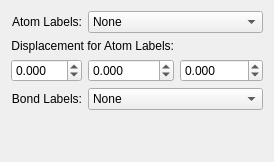
cryos/avogadro, file libavogadro/src/engines/labelsettingswidget.ui: the form before one commit.
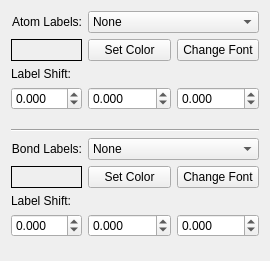
The form after the commit.

Commit message: Improved UI of labelsettingswidget; now will compile with unmodified OB (without new label type)

What changed in the file:
```diff
--- a/libavogadro/src/engines/labelsettingswidget.ui
+++ b/libavogadro/src/engines/labelsettingswidget.ui
@@ -6,8 +6,8 @@
    <rect>
     <x>0</x>
     <y>0</y>
-    <width>274</width>
-    <height>162</height>
+    <width>270</width>
+    <height>261</height>
    </rect>
   </property>
   <property name="sizeIncrement">
@@ -17,18 +17,18 @@
    </size>
   </property>
   <layout class="QGridLayout">
-   <item row="0" column="0">
-    <widget class="QLabel" name="label">
-     <property name="text">
-      <string>Atom Labels:</string>
+   <item row="11" column="1">
+    <spacer>
+     <property name="orientation">
+      <enum>Qt::Vertical</enum>
      </property>
-     <property name="textFormat">
-      <enum>Qt::AutoText</enum>
+     <property name="sizeHint" stdset="0">
+      <size>
+       <width>20</width>
+       <height>40</height>
+      </size>
      </property>
-     <property name="alignment">
-      <set>Qt::AlignRight|Qt::AlignTrailing|Qt::AlignVCenter</set>
-     </property>
-    </widget>
+    </spacer>
    </item>
    <item row="0" column="1" colspan="2">
     <widget class="QComboBox" name="atomType">
@@ -107,36 +107,7 @@
      </item>
     </widget>
    </item>
-   <item row="5" column="1">
-    <spacer>
-     <property name="orientation">
-      <enum>Qt::Vertical</enum>
-     </property>
-     <property name="sizeHint" stdset="0">
-      <size>
-       <width>20</width>
-       <height>40</height>
-      </size>
-     </property>
-    </spacer>
-   </item>
-   <item row="2" column="0" colspan="2">
-    <widget class="QLabel" name="originLabel">
-     <property name="enabled">
-      <bool>true</bool>
-     </property>
-     <property name="text">
-      <string>Displacement for Atom Labels:</string>
-     </property>
-     <property name="textFormat">
-      <enum>Qt::AutoText</enum>
-     </property>
-     <property name="alignment">
-      <set>Qt::AlignRight|Qt::AlignTrailing|Qt::AlignVCenter</set>
-     </property>
-    </widget>
-   </item>
-   <item row="3" column="0">
+   <item row="4" column="0">
     <widget class="QDoubleSpinBox" name="xDisplSpinBox">
      <property name="enabled">
       <bool>true</bool>
@@ -155,23 +126,7 @@
      </property>
     </widget>
    </item>
-   <item row="3" column="1">
-    <widget class="QDoubleSpinBox" name="yDisplSpinBox">
-     <property name="enabled">
-      <bool>true</bool>
-     </property>
-     <property name="decimals">
-      <number>3</number>
-     </property>
-     <property name="minimum">
-      <double>-99.989999999999995</double>
-     </property>
-     <property name="singleStep">
-      <double>0.020000000000000</double>
-     </property>
-    </widget>
-   </item>
-   <item row="3" column="2">
+   <item row="4" column="2">
     <widget class="QDoubleSpinBox" name="zDisplSpinBox">
      <property name="enabled">
       <bool>true</bool>
@@ -187,8 +142,14 @@
      </property>
     </widget>
    </item>
-   <item row="4" column="0">
+   <item row="7" column="0">
     <widget class="QLabel" name="label_2">
+     <property name="sizePolicy">
+      <sizepolicy hsizetype="Minimum" vsizetype="Preferred">
+       <horstretch>0</horstretch>
+       <verstretch>0</verstretch>
+      </sizepolicy>
+     </property>
      <property name="text">
       <string>Bond Labels:</string>
      </property>
@@ -200,7 +161,42 @@
      </property>
     </widget>
    </item>
-   <item row="4" column="1" colspan="2">
+   <item row="4" column="1">
+    <widget class="QDoubleSpinBox" name="yDisplSpinBox">
+     <property name="enabled">
+      <bool>true</bool>
+     </property>
+     <property name="decimals">
+      <number>3</number>
+     </property>
+     <property name="minimum">
+      <double>-99.989999999999995</double>
+     </property>
+     <property name="singleStep">
+      <double>0.020000000000000</double>
+     </property>
+    </widget>
+   </item>
+   <item row="0" column="0">
+    <widget class="QLabel" name="label">
+     <property name="sizePolicy">
+      <sizepolicy hsizetype="Minimum" vsizetype="Preferred">
+       <horstretch>0</horstretch>
+       <verstretch>0</verstretch>
+      </sizepolicy>
+     </property>
+     <property name="text">
+      <string>Atom Labels:</string>
+     </property>
+     <property name="textFormat">
+      <enum>Qt::AutoText</enum>
+     </property>
+     <property name="alignment">
+      <set>Qt::AlignRight|Qt::AlignTrailing|Qt::AlignVCenter</set>
+     </property>
+    </widget>
+   </item>
+   <item row="7" column="1" colspan="2">
     <widget class="QComboBox" name="bondType">
      <property name="sizePolicy">
       <sizepolicy hsizetype="Preferred" vsizetype="Fixed">
@@ -247,6 +243,196 @@
      </item>
     </widget>
    </item>
+   <item row="5" column="1">
+    <spacer name="verticalSpacer">
+     <property name="orientation">
+      <enum>Qt::Vertical</enum>
+     </property>
+     <property name="sizeHint" stdset="0">
+      <size>
+       <width>20</width>
+       <height>40</height>
+      </size>
+     </property>
+    </spacer>
+   </item>
+   <item row="1" column="2">
+    <widget class="QPushButton" name="changeAtomFont">
+     <property name="text">
+      <string>Change Font</string>
+     </property>
+    </widget>
+   </item>
+   <item row="1" column="1">
+    <widget class="QPushButton" name="setAtomColor">
+     <property name="text">
+      <string>Set Color</string>
+     </property>
+    </widget>
+   </item>
+   <item row="8" column="1">
+    <widget class="QPushButton" name="setBondColor">
+     <property name="text">
+      <string>Set Color</string>
+     </property>
+    </widget>
+   </item>
+   <item row="8" column="2">
+    <widget class="QPushButton" name="pushButton_4">
+     <property name="text">
+      <string>Change Font</string>
+     </property>
+    </widget>
+   </item>
+   <item row="1" column="0">
+    <widget class="QLabel" name="atomLabel">
+     <property name="sizePolicy">
+      <sizepolicy hsizetype="Minimum" vsizetype="Preferred">
+       <horstretch>0</horstretch>
+       <verstretch>0</verstretch>
+      </sizepolicy>
+     </property>
+     <property name="frameShape">
+      <enum>QFrame::Box</enum>
+     </property>
+     <property name="midLineWidth">
+      <number>0</number>
+     </property>
+     <property name="text">
+      <string/>
+     </property>
+     <property name="textFormat">
+      <enum>Qt::RichText</enum>
+     </property>
+     <property name="alignment">
+      <set>Qt::AlignCenter</set>
+     </property>
+    </widget>
+   </item>
+   <item row="8" column="0">
+    <widget class="QLabel" name="bondLabel">
+     <property name="sizePolicy">
+      <sizepolicy hsizetype="Minimum" vsizetype="Preferred">
+       <horstretch>0</horstretch>
+       <verstretch>0</verstretch>
+      </sizepolicy>
+     </property>
+     <property name="frameShape">
+      <enum>QFrame::Box</enum>
+     </property>
+     <property name="text">
+      <string/>
+     </property>
+     <property name="textFormat">
+      <enum>Qt::RichText</enum>
+     </property>
+     <property name="alignment">
+      <set>Qt::AlignCenter</set>
+     </property>
+    </widget>
+   </item>
+   <item row="6" column="0" colspan="3">
+    <widget class="Line" name="line">
+     <property name="orientation">
+      <enum>Qt::Horizontal</enum>
+     </property>
+    </widget>
+   </item>
+   <item row="10" column="0">
+    <widget class="QDoubleSpinBox" name="xBondDisplSpinBox">
+     <property name="enabled">
+      <bool>true</bool>
+     </property>
+     <property name="decimals">
+      <number>3</number>
+     </property>
+     <property name="minimum">
+      <double>-99.989999999999995</double>
+     </property>
+     <property name="singleStep">
+      <double>0.020000000000000</double>
+     </property>
+     <property name="value">
+      <double>0.000000000000000</double>
+     </property>
+    </widget>
+   </item>
+   <item row="10" column="1">
+    <widget class="QDoubleSpinBox" name="yBondDisplSpinBox">
+     <property name="enabled">
+      <bool>true</bool>
+     </property>
+     <property name="decimals">
+      <number>3</number>
+     </property>
+     <property name="minimum">
+      <double>-99.989999999999995</double>
+     </property>
+     <property name="singleStep">
+      <double>0.020000000000000</double>
+     </property>
+    </widget>
+   </item>
+   <item row="10" column="2">
+    <widget class="QDoubleSpinBox" name="zBondDisplSpinBox">
+     <property name="enabled">
+      <bool>true</bool>
+     </property>
+     <property name="decimals">
+      <number>3</number>
+     </property>
+     <property name="minimum">
+      <double>-99.989999999999995</double>
+     </property>
+     <property name="singleStep">
+      <double>0.020000000000000</double>
+     </property>
+    </widget>
+   </item>
+   <item row="9" column="0">
+    <widget class="QLabel" name="originLabel">
+     <property name="enabled">
+      <bool>true</bool>
+     </property>
+     <property name="sizePolicy">
+      <sizepolicy hsizetype="Minimum" vsizetype="Preferred">
+       <horstretch>0</horstretch>
+       <verstretch>0</verstretch>
+      </sizepolicy>
+     </property>
+     <property name="text">
+      <string>Label Shift:</string>
+     </property>
+     <property name="textFormat">
+      <enum>Qt::AutoText</enum>
+     </property>
+     <property name="alignment">
+      <set>Qt::AlignLeading|Qt::AlignLeft|Qt::AlignVCenter</set>
+     </property>
+    </widget>
+   </item>
+   <item row="3" column="0">
+    <widget class="QLabel" name="originLabel">
+     <property name="enabled">
+      <bool>true</bool>
+     </property>
+     <property name="sizePolicy">
+      <sizepolicy hsizetype="Minimum" vsizetype="Preferred">
+       <horstretch>0</horstretch>
+       <verstretch>0</verstretch>
+      </sizepolicy>
+     </property>
+     <property name="text">
+      <string>Label Shift:</string>
+     </property>
+     <property name="textFormat">
+      <enum>Qt::AutoText</enum>
+     </property>
+     <property name="alignment">
+      <set>Qt::AlignLeading|Qt::AlignLeft|Qt::AlignVCenter</set>
+     </property>
+    </widget>
+   </item>
   </layout>
  </widget>
  <resources/>
```
The commit also changes 2 other files.
